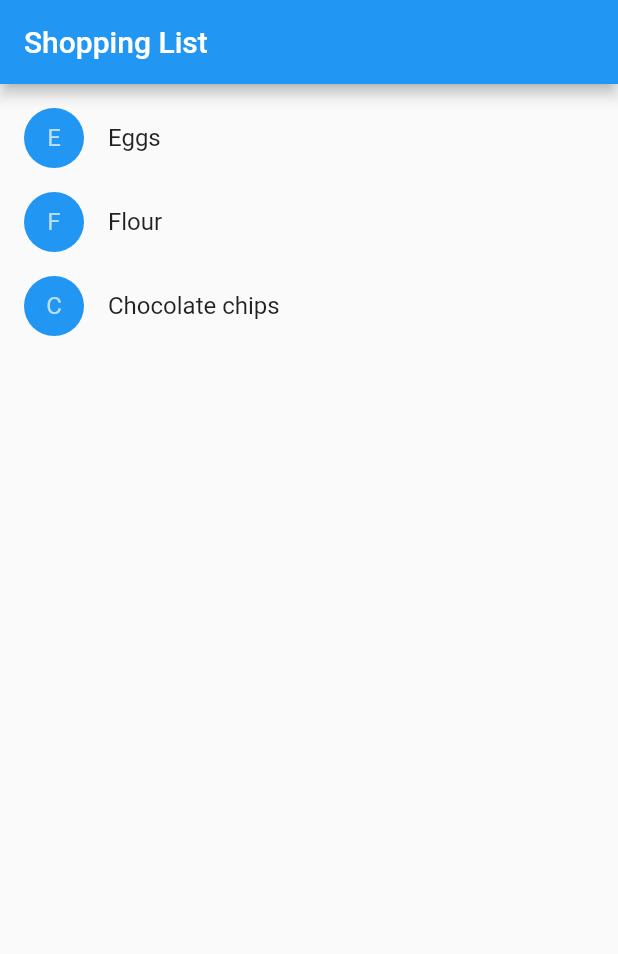
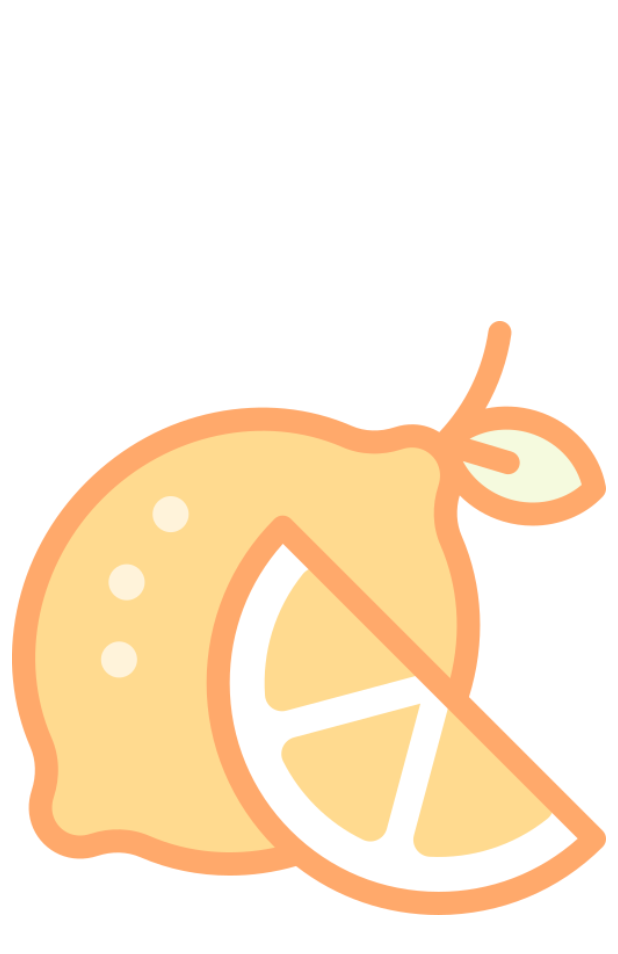
Before and after one commit to helloqzh/first_flutter_app, a Flutter app: the screen it shows after launch, on a phone screen of 412 x 824 dp. Shown: the top 954 px of the screen. Run offline on Flutter 3.47's test engine with Material 2 defaults, Android fonts, the light colour scheme and no system bars; our stand-ins replace fluttertoast.

Commit message:
Loading images

```diff
--- a/lib/main.dart
+++ b/lib/main.dart
@@ -1,3 +1,5 @@
+import 'dart:math';
+
 import 'package:flutter/material.dart';
 import 'package:fluttertoast/fluttertoast.dart';
 
@@ -7,16 +9,63 @@ void main() {
   runApp(
       MaterialApp(
         title: 'Flutter Tutorial',
-        home: ShoppingList(
-          products: [
-            Product(name: 'Eggs'),
-            Product(name: 'Flour'),
-            Product(name: 'Chocolate chips')
-          ],
-        ),
+        home: RandomImageWidget(),
       )
   );
 }
+
+class RandomImageWidget extends StatefulWidget {
+  @override
+  State<StatefulWidget> createState() {
+    return _ImageState();
+  }
+}
+
+class _ImageState extends State<RandomImageWidget> {
+  final fruits = [
+    "001-lemon.png",
+    "002-apple.png",
+    "003-guava.png",
+    "004-mangosteen.png",
+    "005-coconut.png",
+    "006-papaya.png",
+    "007-pineapple.png",
+    "008-kiwi.png",
+    "009-star fruit.png",
+    "010-dragon fruit.png",
+  ];
+  String currentFruit;
+
+  _ImageState() {
+    // 静态资源的路径以工程目录为根目录
+    this.currentFruit = 'images/${fruits[Random().nextInt(fruits.length)]}';
+  }
+
+  void _handleTap() {
+    setState(() {
+      this.currentFruit = 'images/${fruits[Random().nextInt(fruits.length)]}';
+    });
+  }
+
+  @override
+  Widget build(BuildContext context) {
+    return GestureDetector(
+      onTap: _handleTap,
+      child: Container(
+        padding: EdgeInsets.all(8.0),
+        color: Colors.white,
+        child: Center(
+          child: Image(
+            image: AssetImage(currentFruit),
+            // color: widget.square.activate ? Colors.lightGreen : Colors.black12,
+          ),
+        ),
+      ),
+    );
+  }
+
+}
+
 
 class ShoppingList extends StatefulWidget {
   ShoppingList({Key key, this.products}) : super(key: key);
@@ -45,6 +94,7 @@ class _ShoppingListState extends State<ShoppingList> {
   @override
   /// 重写 initState 来完成只需要发生一次的工作
   void initState() {
+    super.initState();
     Fluttertoast.showToast(msg: 'ShoppingListState init.');
   }
 
--- a/pubspec.yaml
+++ b/pubspec.yaml
@@ -45,6 +45,8 @@ flutter:
   # the material Icons class.
   uses-material-design: true
 
+  assets:
+    - images/
   # To add assets to your application, add an assets section, like this:
   # assets:
   #   - images/a_dot_burr.jpeg
```
Also changed, not shown: android_snap/ezgif-4-b594e6a21147.gif (added), images/001-lemon.png (added), images/002-apple.png (added), images/003-guava.png (added), images/004-mangosteen.png (added), images/005-coconut.png (added), images/006-papaya.png (added), images/007-pineapple.png (added), images/008-kiwi.png (added), images/009-star fruit.png (added), images/010-dragon fruit.png (added).
